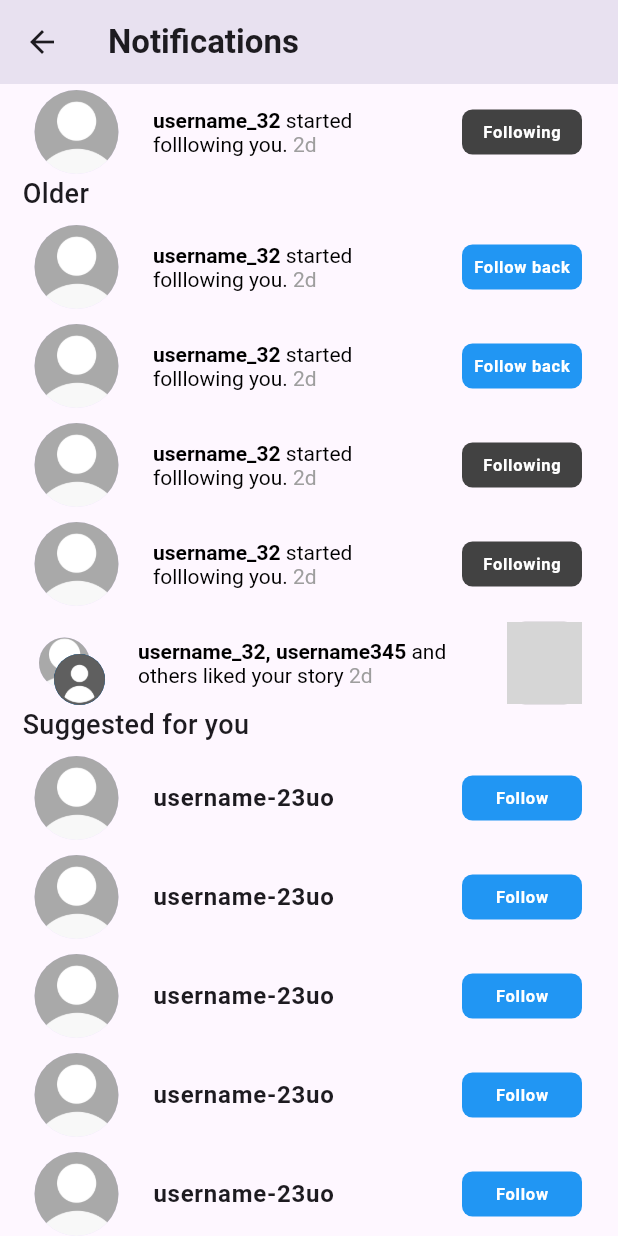
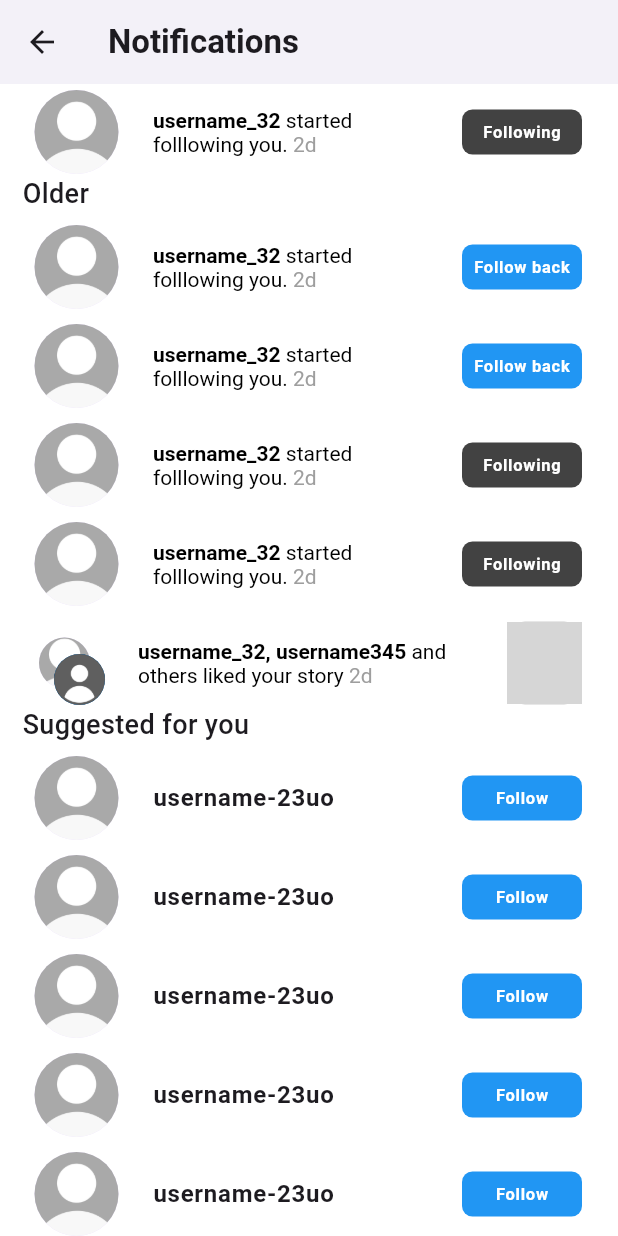
Before and after one commit to praveen0075/INSTA-UI, a Flutter app: the NotificationPage screen opened directly, scrolled down 648 dp, on a phone screen of 412 x 824 dp. Run offline on Flutter 3.47's test engine with Material 3 defaults, Android fonts, the phone set to English and light mode, and no system bars; our stand-ins replace flutter_svg; grey boxes are pictures that could not be loaded.

Commit message:
final commit

```diff
--- a/lib/navigationbar_page.dart
+++ b/lib/navigationbar_page.dart
@@ -33,8 +33,10 @@ class _NavigationPageState extends State<NavigationPage> {
   @override
   Widget build(BuildContext context) {
     return Scaffold(
+      backgroundColor: Colors.white,
       body: pages[_selectedIndex],
       bottomNavigationBar: BottomNavigationBar(
+        backgroundColor: Colors.white,
         selectedIconTheme: IconThemeData(color: Colors.black),
         onTap: _navigateThroughPages,
         currentIndex: _selectedIndex,
@@ -47,6 +49,7 @@ class _NavigationPageState extends State<NavigationPage> {
             label: "",
           ),
           BottomNavigationBarItem(
+
             icon: SvgPicture.asset(
               "assets/icons/instagram-reels-icon.svg",
               width: 21,
--- a/lib/pages/home_page.dart
+++ b/lib/pages/home_page.dart
@@ -14,6 +14,7 @@ class Homepage extends StatelessWidget {
   Widget build(BuildContext context) {
     List userNames = ["user1", "user2", "user3", "user4", "user5", "user6"];
     return Scaffold(
+      backgroundColor: Colors.white,
       body: NestedScrollView(
         headerSliverBuilder:
             (context, innerBoxIsScrolled) => [
--- a/lib/pages/messages_list_screen.dart
+++ b/lib/pages/messages_list_screen.dart
@@ -10,7 +10,9 @@ class MessagesListScreen extends StatelessWidget {
   @override
   Widget build(BuildContext context) {
     return Scaffold(
+      backgroundColor: Colors.white,
       appBar: AppBar(
+        backgroundColor: Colors.white,
         title: Row(
           mainAxisAlignment: MainAxisAlignment.spaceBetween,
           children: [
--- a/lib/pages/notification_page.dart
+++ b/lib/pages/notification_page.dart
@@ -10,7 +10,9 @@ class NotificationPage extends StatelessWidget {
   @override
   Widget build(BuildContext context) {
     return Scaffold(
+      backgroundColor: Colors.white,
       appBar: AppBar(
+        backgroundColor: Colors.white,
         title: Text(
           "Notifications",
           style: TextStyle(fontWeight: FontWeight.bold),
--- a/lib/pages/profile_page.dart
+++ b/lib/pages/profile_page.dart
@@ -15,7 +15,9 @@ class ProfilePage extends StatelessWidget {
   @override
   Widget build(BuildContext context) {
     return Scaffold(
+      backgroundColor: Colors.white,
       appBar: AppBar(
+        backgroundColor: Colors.white ,
         title: Row(
           mainAxisAlignment: MainAxisAlignment.spaceBetween,
           children: [
--- a/lib/pages/search_page.dart
+++ b/lib/pages/search_page.dart
@@ -8,6 +8,7 @@ class SearchPage extends StatelessWidget {
   @override
   Widget build(BuildContext context) {
     return Scaffold(
+      backgroundColor: Colors.white,
       body: NestedScrollView(
         headerSliverBuilder:
             (context, innerBoxIsScrolled) => [
```
